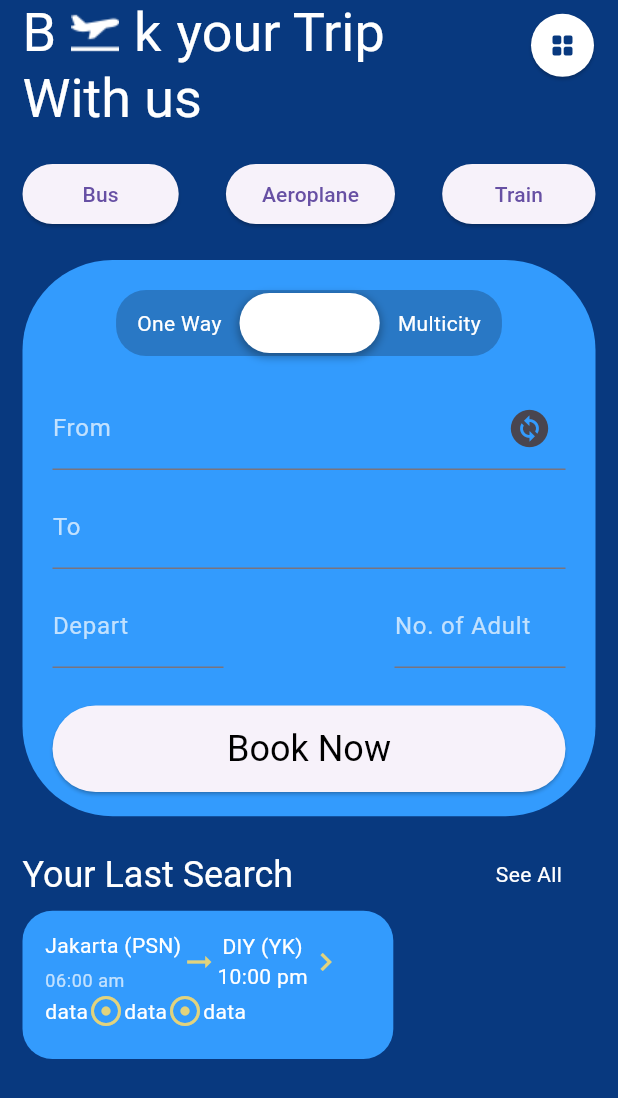
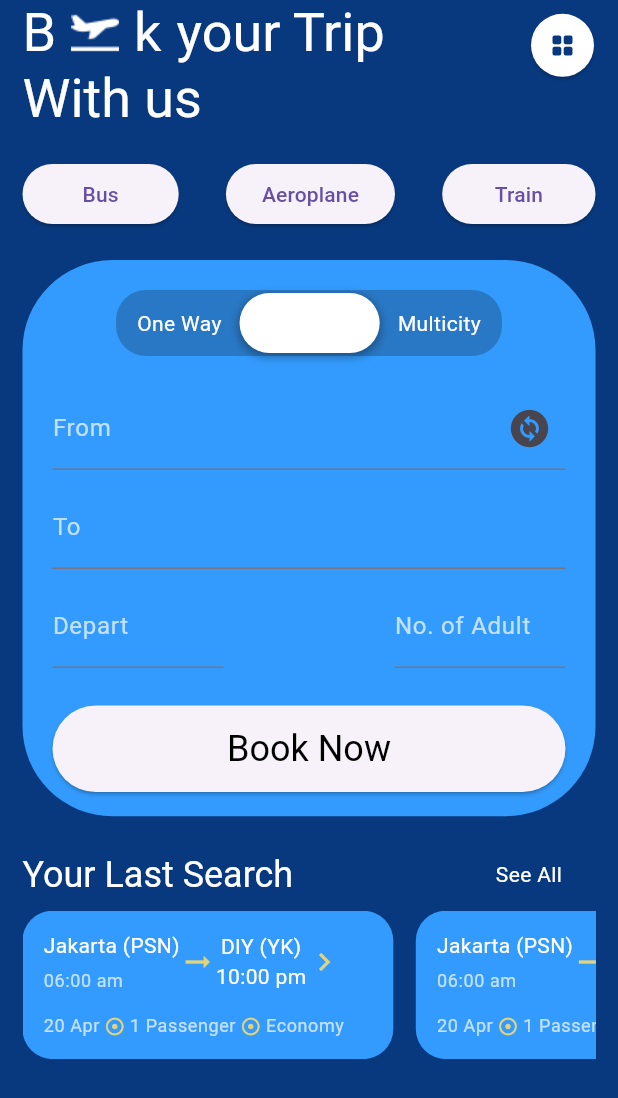
Before and after one commit to ahmetakay24/uplabs_ui_challenge_2_flutter, a Flutter app: the screen it shows after launch, on a phone screen of 412 x 824 dp. Shown: the top 1098 px of the screen. Run offline on Flutter 3.47's test engine with Material 3 defaults, Android fonts, the phone set to English and light mode, and no system bars; drawn by our look-alikes of custom_sliding_segmented_control.

Commit message:
AppSearchCard Added

```diff
--- a/lib/screens/main_screen/main_screen_view.dart
+++ b/lib/screens/main_screen/main_screen_view.dart
@@ -46,12 +46,37 @@ class MainScreen extends StatelessWidget {
               child: ListView(
                 scrollDirection: Axis.horizontal,
                 children: [
-                  Container(
+                  AppSearchCard(colors: colors),
+                  Padding(
+                    padding: const EdgeInsets.only(left: 15),
+                    child: AppSearchCard(colors: colors),
+                  ),
+                ],
+              ),
+            )
+          ],
+        ),
+      ),
+    );
+  }
+}
+
+class AppSearchCard extends StatelessWidget {
+  const AppSearchCard({
+    super.key,
+    required this.colors,
+  });
+
+  final AppColors colors;
+
+  @override
+  Widget build(BuildContext context) {
+    return Container(
         height: MediaQuery.of(context).size.height * 0.4,
         width: MediaQuery.of(context).size.width * 0.6,
         decoration: BoxDecoration(color: colors.lightBlueColor, borderRadius: BorderRadius.circular(20)),
         child: Padding(
-                        padding: const EdgeInsets.symmetric(horizontal: 15),
+          padding: const EdgeInsets.symmetric(horizontal: 14),
           child: Padding(
             padding: const EdgeInsets.only(top: 13),
             child: Column(
@@ -87,32 +112,39 @@ class MainScreen extends StatelessWidget {
                     )
                   ],
                 ),
-                              Row(
+                Padding(
+                  padding: const EdgeInsets.only(top: 14),
+                  child: Row(
                     children: [
-                                  const Text("data"),
-                                  Icon(
+                      Text(
+                        "20 Apr",
+                        style: Theme.of(context).textTheme.bodySmall,
+                      ),
+                      Padding(
+                        padding: const EdgeInsets.symmetric(horizontal: 3),
+                        child: Icon(
                           Icons.adjust,
                           color: colors.goldColor,
+                          size: 14,
                         ),
-                                  const Text("data"),
-                                  Icon(
+                      ),
+                      Text("1 Passenger", style: Theme.of(context).textTheme.bodySmall),
+                      Padding(
+                        padding: const EdgeInsets.symmetric(horizontal: 3),
+                        child: Icon(
                           Icons.adjust,
                           color: colors.goldColor,
-                                  ),
-                                  const Text("data"),
-                                ],
-                              )
-                            ],
+                          size: 14,
                         ),
                       ),
-                      ))
+                      Text("Economy", style: Theme.of(context).textTheme.bodySmall),
                     ],
                   ),
                 )
               ],
             ),
           ),
-    );
+        ));
   }
 }
 
```
Lines whose indentation alone changed are shown as unchanged.
